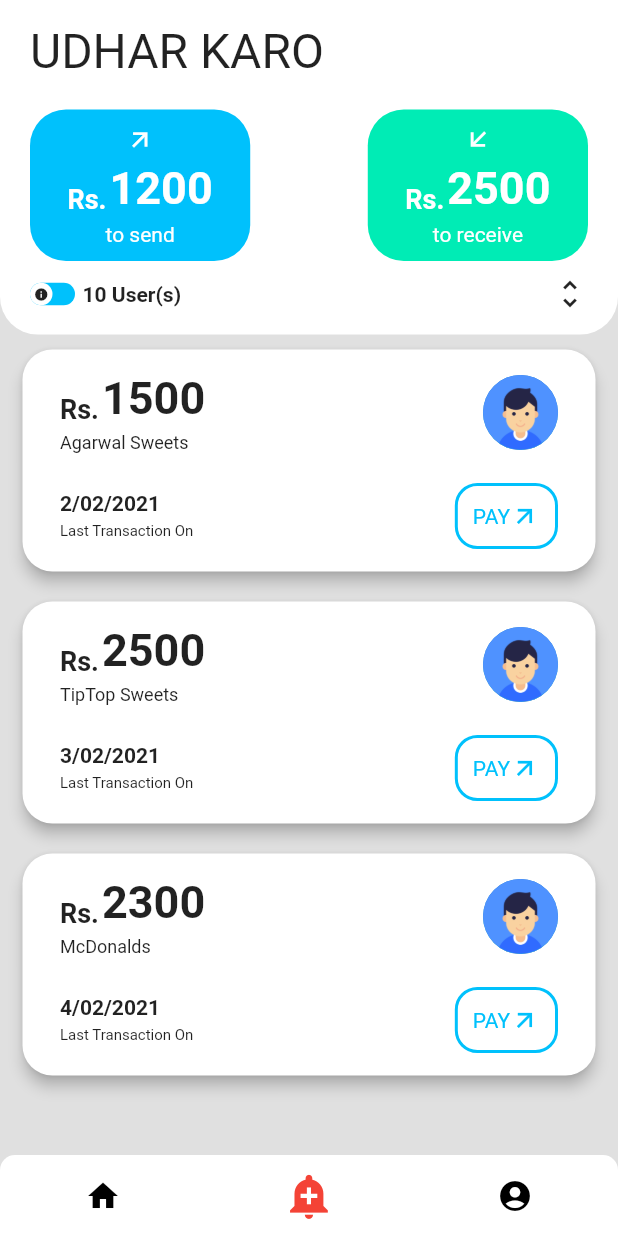
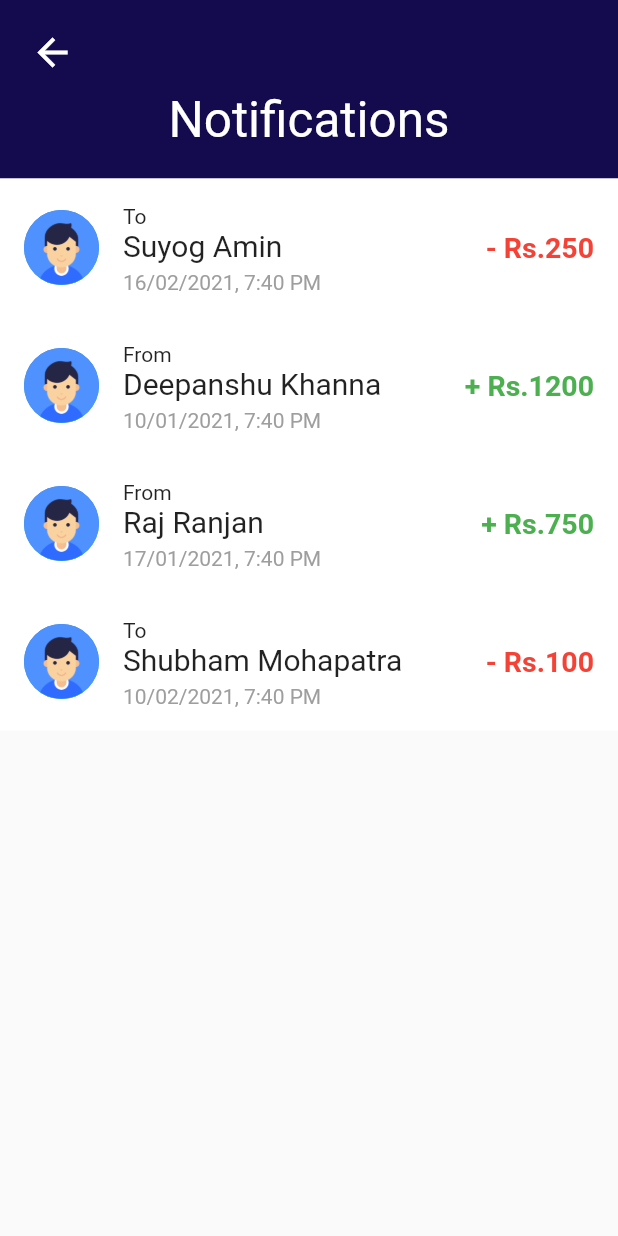
Before and after one commit to Suyog47/UdharKaro, a Flutter app: the screen it shows after launch, after a tap on the "add alert" icon, on a phone screen of 412 x 824 dp. Run offline on Flutter 3.47's test engine with Material 2 defaults, Android fonts, the phone set to English and light mode, and no system bars; drawn by our look-alikes of slider_button; our stand-ins replace flutter_rating_bar, material_design_icons_flutter; missing offline and left inert: flutter_barcode_scanner, flutter_dropdown, qr_code_scanner.

Commit message:
added qrCodeScanner page and Notification page and done some minor ui changes

```diff
--- a/lib/constants/colors.dart
+++ b/lib/constants/colors.dart
@@ -15,6 +15,8 @@ final Color grey300Color = Colors.grey[300];
 
 const Color amberColor = Colors.amber;
 
-const Color lightBlue = Color(0xFF00C1FC);
+const Color lightBlueColor = Color(0xFF00C1FC);
 
-const Color lightGreen = Color(0xFF00ECB5);
+const Color lightGreenColor = Color(0xFF00ECB5);
+
+const Color greenColor = Colors.green;
--- a/lib/constants/heights.dart
+++ b/lib/constants/heights.dart
@@ -1,9 +1,9 @@
 import 'package:flutter/material.dart';
 
-const Height1 = SizedBox(height: 1);
+const height1 = SizedBox(height: 1);
 
-const Height2 = SizedBox(height: 2);
+const height2 = SizedBox(height: 2);
 
-const Height5 = SizedBox(height: 5);
+const height5 = SizedBox(height: 5);
 
-const Height10 = SizedBox(height: 10);
+const height10 = SizedBox(height: 10);
--- a/lib/constants/icons.dart
+++ b/lib/constants/icons.dart
@@ -24,12 +24,12 @@ const Icon upArrowWhiteIcon = Icon(
 
 const Icon upArrowLightBlueIcon = Icon(
     Icons.arrow_upward,
-    color: lightBlue,
-    size: 20
+    color: lightBlueColor,
+    size: 18
 );
 
 const Icon downArrowWhiteIcon = Icon(
   Icons.arrow_downward,
   color: whiteColor,
-  size: 20
+  size: 18
 );
--- a/lib/constants/textStyles.dart
+++ b/lib/constants/textStyles.dart
@@ -1,9 +1,11 @@
 import 'package:flutter/material.dart';
 import 'package:udhaarkaroapp/constants/colors.dart';
 
-TextStyle profileHeaderTextStyle =
-    TextStyle(fontWeight: FontWeight.bold,
-        color: whiteColor, fontSize: 35);
+TextStyle headerWhiteTextStyle =
+    TextStyle(color: whiteColor, fontSize: 33);
+
+TextStyle headerBlackTextStyle =
+TextStyle(color: blackColor, fontSize: 33);
 
 TextStyle profileBodyTextStyle = TextStyle(fontSize: 20);
 
@@ -11,4 +13,9 @@ TextStyle textFieldHintTextStyle = TextStyle(
     color: Colors.black,
     fontWeight: FontWeight.bold,
     fontSize: 18);
+
 TextStyle radioButtonTextStyle = TextStyle(fontWeight: FontWeight.bold, fontSize: 17);
+
+TextStyle minusPriceTextStyle = TextStyle(color: redColor, fontSize: 19, fontWeight: FontWeight.bold);
+
+TextStyle plusPriceTextStyle = TextStyle(color: greenColor, fontSize: 19, fontWeight: FontWeight.bold);
--- a/lib/constants/widths.dart
+++ b/lib/constants/widths.dart
@@ -1,9 +1,9 @@
 import 'package:flutter/material.dart';
 
-const Width1 = SizedBox(width: 1);
+const width1 = SizedBox(width: 1);
 
-const Width2 = SizedBox(width: 2);
+const width2 = SizedBox(width: 2);
 
-const Width5 = SizedBox(width: 5);
+const width5 = SizedBox(width: 5);
 
-const Width10 = SizedBox(width: 10);
+const width10 = SizedBox(width: 10);
--- a/lib/main.dart
+++ b/lib/main.dart
@@ -5,10 +5,11 @@ import 'package:udhaarkaroapp/pages/accountDetails.dart';
 import 'package:udhaarkaroapp/pages/feedbackForm.dart';
 import 'package:udhaarkaroapp/pages/feedbackForm2.dart';
 import 'package:udhaarkaroapp/pages/homePage.dart';
+import 'package:udhaarkaroapp/pages/notifications.dart';
 import 'package:udhaarkaroapp/pages/privacyPolicy.dart';
 import 'package:udhaarkaroapp/pages/profilePage.dart';
+import 'package:udhaarkaroapp/pages/qrCodeScanner.dart';
 import 'package:udhaarkaroapp/pages/userList.dart';
-
 
 void main() {
   WidgetsFlutterBinding.ensureInitialized();
@@ -31,6 +32,8 @@ class MyApp extends StatelessWidget {
         "/feedbackform" : (context) => FeedbackForm(),
         "/feedbackform2" : (context) => FeedbackForm2(),
         "/userlist" : (context) => UsersList(),
+        "/qrscanner" : (context) => QRCodeScanner(),
+        "/notification" : (context) => Notifications(),
       },
       debugShowCheckedModeBanner: false,
     );
--- a/lib/pages/aboutUs.dart
+++ b/lib/pages/aboutUs.dart
@@ -22,10 +22,10 @@ class AboutUs extends StatelessWidget {
                         onTap: (){Navigator.pop(context);},
                         child: backIcon), alignment: Alignment.centerLeft,),
 
-                    Height10,
+                    height10,
 
                     Center(child: Text("About Us",
-                        style: profileHeaderTextStyle),
+                        style: headerWhiteTextStyle),
                     ),
                   ],
                 ),
--- a/lib/pages/homePage.dart
+++ b/lib/pages/homePage.dart
@@ -1,11 +1,10 @@
 import 'package:flutter/material.dart';
-import 'package:slider_button/slider_button.dart';
 import 'package:udhaarkaroapp/constants/colors.dart';
 import 'package:udhaarkaroapp/constants/heights.dart';
 import 'package:udhaarkaroapp/constants/icons.dart';
+import 'package:udhaarkaroapp/constants/textStyles.dart';
 import 'package:udhaarkaroapp/constants/widths.dart';
 import 'package:udhaarkaroapp/widgets/card.dart';
-import 'package:udhaarkaroapp/widgets/circularAvatar.dart';
 
 class Home extends StatefulWidget {
   @override
@@ -13,7 +12,7 @@ class Home extends StatefulWidget {
 }
 
 class _HomeState extends State<Home> {
-  bool status = true;
+  int type = 1;
   int _currentIndex = 0;
   List str = [{
     "vendor": "Agarwal Sweets",
@@ -54,7 +53,7 @@ class _HomeState extends State<Home> {
                       Row(
                         mainAxisAlignment: MainAxisAlignment.spaceBetween,
                         children: [
-                          Text("UDHAR KARO", style: TextStyle(fontSize: 32,)),
+                          Text("UDHAR KARO", style: headerBlackTextStyle),
 
                           Container(
 
@@ -62,57 +61,62 @@ class _HomeState extends State<Home> {
                         ],
                       ),
 
-                      Height10,
-                      Height10,
+                      height10,
+                      height10,
 
                       Row(
                         mainAxisAlignment: MainAxisAlignment.spaceBetween,
                         children: [
-                          Container(
+                          InkWell(
+                            onTap: (){
+                              Navigator.pushNamed(context, "/qrscanner");
+                            },
+                            child: Container(
                               padding: EdgeInsets.symmetric(horizontal: 25, vertical: 10),
                               decoration: BoxDecoration(
-                              color: lightBlue,
+                                color: lightBlueColor,
                                 borderRadius: BorderRadius.circular(24),
                               ),
                               child: Column(
                                 mainAxisAlignment: MainAxisAlignment.spaceEvenly,
                                 children: [
                                   Transform.rotate(angle: 3.142/4,  child: upArrowWhiteIcon),
-                                Height5,
+                                  height5,
                                   Row(
                                     crossAxisAlignment: CrossAxisAlignment.end,
                                     children: [
                                       Text("Rs.", style: TextStyle(color: whiteColor, fontWeight: FontWeight.bold, fontSize: 18),),
-                                    Width2,
+                                      width2,
                                       Text("1200", style: TextStyle(fontWeight: FontWeight.bold, fontSize: 30, color: whiteColor)),
                                     ],
                                   ),
-                                Height5,
+                                  height5,
                                   Text("to send", style: TextStyle(color: whiteColor),),
                                 ],
+                              ),
                             ),
                           ),
 
                           Container(
                             padding: EdgeInsets.symmetric(horizontal: 25, vertical: 10),
                             decoration: BoxDecoration(
-                              color: lightGreen,
+                              color: lightGreenColor,
                               borderRadius: BorderRadius.circular(24),
                             ),
                             child: Column(
                               mainAxisAlignment: MainAxisAlignment.spaceEvenly,
                               children: [
                                 Transform.rotate(angle: 3.142/4, child: downArrowWhiteIcon),
-                                Height5,
+                                height5,
                                 Row(
                                   crossAxisAlignment: CrossAxisAlignment.end,
                                   children: [
                                     Text("Rs.", style: TextStyle(color: whiteColor, fontWeight: FontWeight.bold, fontSize: 18 )),
-                                    Width2,
+                                    width2,
                                     Text("2500", style: TextStyle(fontWeight: FontWeight.bold, fontSize: 30, color: whiteColor)),
                                   ],
                                 ),
-                                Height5,
+                                height5,
                                 Text("to receive", style: TextStyle(color: whiteColor),),
                               ],
                             ),
@@ -120,31 +124,14 @@ class _HomeState extends State<Home> {
                         ],
                       ),
 
-                      Height10,
+                      height10,
 
                       Row(
                         mainAxisAlignment: MainAxisAlignment.spaceBetween,
                         children: [
                           Row(
                             children: [
-                              SliderButton(
-                                action: (){
-                                  setState(() => status = !status );
-                                },
-                                label: Text(""),
-                                icon: Icon(Icons.info, size: 10),
-                                backgroundColor: (status) ? lightBlue : lightGreen,
-                                vibrationFlag: false,
-                                dismissible: false,
-                                shimmer: false,
-                                buttonSize: 15,
-                                width: 30,
-                                height: 15,
-                              ),
 
-                              Width5,
-
-                              Text((status) ? "10 User(s)" :  "9 User(s)", style: TextStyle(fontWeight: FontWeight.bold),),
                             ],
                           ),
                           Icon(Icons.unfold_more),
@@ -163,7 +150,7 @@ class _HomeState extends State<Home> {
                         shrinkWrap: true,
                         itemBuilder: (context, index){
                           return homeCard(
-                            status: status,
+                            type: type,
                             str: str,
                             itemIndex: index,
                           );
@@ -185,14 +172,18 @@ class _HomeState extends State<Home> {
               mainAxisAlignment: MainAxisAlignment.spaceAround,
               children: [
                 InkWell(
-                  onTap: (){ setState(() => _currentIndex = 0); },
+                  onTap: (){
+                    setState(() => _currentIndex = 0);
+                    Navigator.pushNamed(context, "/home");},
                   child: (_currentIndex == 0) ?
                   Transform.scale(scale: 1.4, child: Icon(Icons.home, color: redColor,)) :
                   Icon(Icons.home, color: blackColor,),
                 ),
 
                 InkWell(
-                    onTap: (){ setState(() => _currentIndex = 1); },
+                    onTap: (){
+                      setState(() => _currentIndex = 1);
+                      Navigator.pushNamed(context, "/notification");},
                     child: (_currentIndex == 1) ?
                     Transform.scale(scale: 1.4, child: Icon(Icons.add_alert, color: redColor,)) :
                     Icon(Icons.add_alert, color: blackColor,)),
--- /dev/null
+++ b/lib/pages/notifications.dart
@@ -0,0 +1,94 @@
+import 'package:flutter/material.dart';
+import 'package:flutter/rendering.dart';
+import 'package:udhaarkaroapp/constants/colors.dart';
+import 'package:udhaarkaroapp/constants/heights.dart';
+import 'package:udhaarkaroapp/constants/icons.dart';
+import 'package:udhaarkaroapp/constants/textStyles.dart';
+import 'package:udhaarkaroapp/widgets/card.dart';
+
+
+class Notifications extends StatefulWidget {
+  @override
+  _NotificationsState createState() => _NotificationsState();
+}
+
+class _NotificationsState extends State<Notifications> {
+
+  List str = [
+    {
+      "type" : 1,
+      "price" : 250,
+      "name" : "Suyog Amin",
+      "date" : "16/02/2021, 7:40 PM",
+      "pic" : "assets/profilebg.png"
+    },
+    {
+      "type" : 2,
+      "price" : 1200,
+      "name" : "Deepanshu Khanna",
+      "date" : "10/01/2021, 7:40 PM",
+      "pic" : "assets/profilebg.png"
+    },
+    {
+      "type" : 2,
+      "price" : 750,
+      "name" : "Raj Ranjan",
+      "date" : "17/01/2021, 7:40 PM",
+      "pic" : "assets/profilebg.png"
+    },
+    {
+      "type" : 1,
+      "price" : 100,
+      "name" : "Shubham Mohapatra",
+      "date" : "10/02/2021, 7:40 PM",
+      "pic" : "assets/profilebg.png"
+    },
+  ];
+
+  @override
+  Widget build(BuildContext context) {
+    return SafeArea(
+      child: Scaffold(
+        body: Container(
+          child: Column(
+            children: [
+              Container(
+                padding: EdgeInsets.fromLTRB(20, 20, 20, 20),
+                decoration: BoxDecoration(
+                  color: darkBlueColor,
+                ),
+                child: Column(
+                  children: [
+                    Align(child: InkWell(
+                        onTap: (){Navigator.pop(context);},
+                        child: backIcon), alignment: Alignment.centerLeft,),
+
+                    height10,
+
+                    Center(child: Text("Notifications",
+                        style: headerWhiteTextStyle),
+                    ),
+                  ],
+                ),
+              ),
+
+              Container(
+                color: whiteColor,
+                child: ListView.builder(
+                    scrollDirection: Axis.vertical,
+                    shrinkWrap: true,
+                    itemCount: str.length,
+                    itemBuilder: (context, index){
+                      return notificationCard(
+                        str: str,
+                        itemIndex: index,
+                      );
+                    }),
+              )
+            ],
+          ),
+        ),
+      ),
+    );
+  }
+}
--- a/lib/pages/privacyPolicy.dart
+++ b/lib/pages/privacyPolicy.dart
@@ -25,10 +25,10 @@ class PrivacyPolicy extends StatelessWidget {
                         onTap: (){Navigator.pop(context);},
                         child: backIcon), alignment: Alignment.centerLeft,),
 
-                    Height10,
+                    height10,
 
                     Center(child: Text("Privacy Policy",
-                      style:  profileHeaderTextStyle
+                      style:  headerWhiteTextStyle
                     ),
                     )
                   ],
--- a/lib/widgets/card.dart
+++ b/lib/widgets/card.dart
@@ -3,8 +3,8 @@ import 'package:udhaarkaroapp/constants/colors.dart';
 import 'package:udhaarkaroapp/constants/dividers.dart';
 import 'package:udhaarkaroapp/constants/heights.dart';
 import 'package:udhaarkaroapp/constants/icons.dart';
+import 'package:udhaarkaroapp/constants/textStyles.dart';
 import 'package:udhaarkaroapp/constants/widths.dart';
-
 import 'circularAvatar.dart';
 
 
@@ -33,9 +33,7 @@ class userListCard extends StatelessWidget {
               ),
               title: Text(
                 str[itemIndex],
-                style: TextStyle(
-                    fontWeight: FontWeight.bold,
-                    fontSize: 19),
+                style: profileBodyTextStyle,
               ),
             ),
             elevation: 0,
@@ -51,12 +49,12 @@ class userListCard extends StatelessWidget {
 
 class homeCard extends StatelessWidget {
   final List str;
-  final bool status;
+  final int type;
   final int itemIndex;
 
   homeCard({
     this.str,
-    this.status,
+    this.type,
     this.itemIndex
 });
 
@@ -83,11 +81,11 @@ class homeCard extends StatelessWidget {
                       crossAxisAlignment: CrossAxisAlignment.end,
                       children: [
                         Text("Rs.", style: TextStyle(fontWeight: FontWeight.bold, fontSize: 18)),
-                        Width2,
+                        width2,
                         Text(str[itemIndex]["price"], style: TextStyle(fontWeight: FontWeight.bold, fontSize: 30)),
                       ],
                     ),
-                    Height5,
+                    height5,
                     Text(str[itemIndex]["vendor"], style: TextStyle(fontSize: 12),)
                   ],
                 ),
@@ -95,8 +93,8 @@ class homeCard extends StatelessWidget {
               ],
             ),
 
-            Height10,
-            Height10,
+            height10,
+            height10,
 
             Row(
               mainAxisAlignment: MainAxisAlignment.spaceBetween,
@@ -107,24 +105,24 @@ class homeCard extends StatelessWidget {
                       crossAxisAlignment: CrossAxisAlignment.start,
                       children: [
                         Text(str[itemIndex]["lastTransaction"], style: TextStyle(fontWeight: FontWeight.bold),),
-                        Height5,
+                        height5,
                         Text("Last Transaction On", style: TextStyle(fontSize: 10),)
                       ],
                     ),
                   ],
                 ),
 
-                (status) ?
+                (type == 1) ?
                 Container(
-                  padding: EdgeInsets.symmetric(horizontal: 10, vertical: 10),
+                  padding: EdgeInsets.symmetric(horizontal: 10, vertical: 9),
                   decoration: BoxDecoration(
                     color: whiteColor,
                     borderRadius: BorderRadius.circular(15),
-                    border: Border.all(color: lightBlue, width: 2.0),
+                    border: Border.all(color: lightBlueColor, width: 2.0),
                   ),
                   child: Row(
                     children: [
-                      Text("PAY", style: TextStyle(color: lightBlue),),
+                      Text("PAY", style: TextStyle(color: lightBlueColor),),
                       Transform.rotate(angle: 3.142/4,  child: upArrowLightBlueIcon),
                     ],
                   ),
@@ -135,9 +133,9 @@ class homeCard extends StatelessWidget {
                   decoration: BoxDecoration(
                     color: whiteColor,
                     borderRadius: BorderRadius.circular(15),
-                    border: Border.all(color: lightGreen, width: 2.0),
+                    border: Border.all(color: lightGreenColor, width: 2.0),
                   ),
-                  child: Text("ALERT", style: TextStyle(color: lightGreen),),
+                  child: Text("ALERT", style: TextStyle(color: lightGreenColor),),
                 )
               ],
             )
@@ -147,3 +145,44 @@ class homeCard extends StatelessWidget {
     );
   }
 }
+
+
+class notificationCard extends StatelessWidget {
+
+  List str;
+  int itemIndex;
+
+  notificationCard({
+    this.str,
+    this.itemIndex
+    });
+
+
+  @override
+  Widget build(BuildContext context) {
+    return Container(
+      child: Card(
+        margin: EdgeInsets.symmetric(vertical: 10),
+        elevation: 0,
+        child: ListTile(
+          leading: Avatar(img: str[itemIndex]["pic"], radius: 25,),
+
+          title: Column(
+            crossAxisAlignment: CrossAxisAlignment.start,
+            children: [
+              (str[itemIndex]["type"] == 1) ? Text("To", style: TextStyle(fontSize: 14),) : Text("From", style: TextStyle(fontSize: 14),),
+              Text(str[itemIndex]["name"], style: profileBodyTextStyle,),
+              height5,
+            ],),
+
+          subtitle: Text(str[itemIndex]["date"], style: TextStyle(color: greyColor),),
+
+          trailing:
+          (str[itemIndex]["type"] == 1) ?
+          Text("- Rs."+str[itemIndex]["price"].toString(), style: minusPriceTextStyle,) :
+          Text("+ Rs."+str[itemIndex]["price"].toString(), style: plusPriceTextStyle,),
+        ),
+      ),
+    );
+  }
+}
--- a/pubspec.yaml
+++ b/pubspec.yaml
@@ -24,9 +24,10 @@ dependencies:
   flutter:
     sdk: flutter
   flutter_rating_bar: ^3.2.0+1
-  alphabet_list_scroll_view: ^1.0.6
   material_design_icons_flutter: ^4.0.5855
   flutter_dropdown: ^0.0.8
+  qr_code_scanner: ^0.3.5
+  flutter_barcode_scanner: ^1.0.2
 
 
   # The following adds the Cupertino Icons font to your application.
```
Also changed, not shown: lib/pages/accountDetails.dart (+7 -7 lines), lib/pages/feedbackForm.dart (+13 -13 lines), lib/pages/feedbackForm2.dart (+6 -6 lines), lib/pages/profilePage.dart (+16 -16 lines), lib/pages/qrCodeScanner.dart (added, +127 -0 lines), lib/pages/userList.dart (+3 -9 lines), lib/widgets/qrScanner.dart (added, +82 -0 lines), pubspec.lock, 1 other file. Lines whose indentation alone changed are shown as unchanged.
